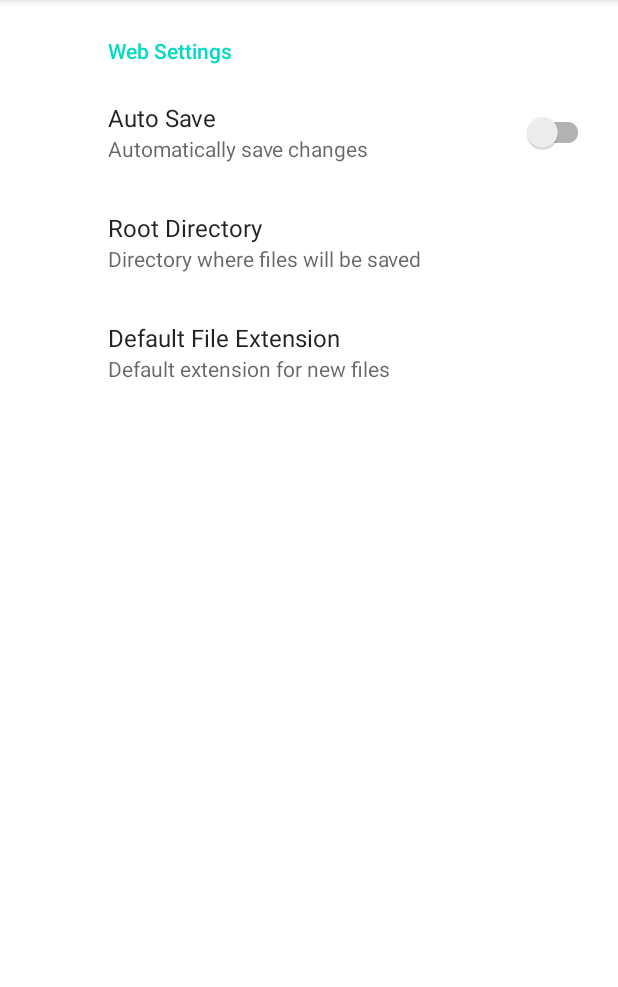
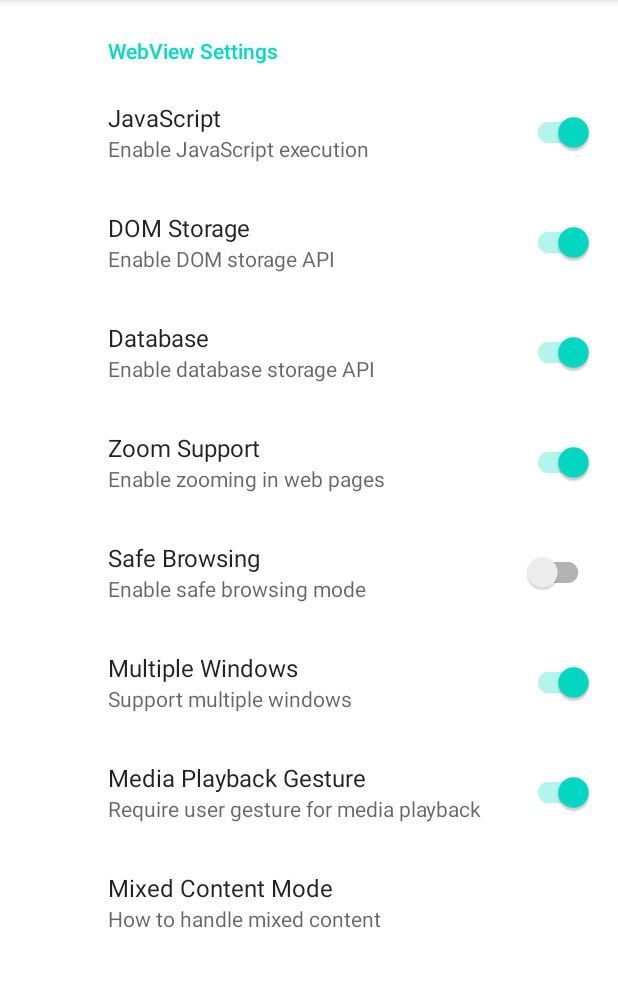
Before and after one commit to SK2006MC/Revisitv2, an Android app: the PreferenceActivity screen opened directly, with no data from a screen before it, on a phone screen of 412 x 824 dp, the part 84-1071 px from its top. Run offline under Robolectric (Android 15) with nearby library versions, the phone set to English and light mode, and no system bars; our stand-ins replace androidx.preference; network calls fail.

Commit message:
added websettings

```diff
--- a/app/src/main/res/values/arrays.xml
+++ b/app/src/main/res/values/arrays.xml
@@ -62,4 +62,16 @@
         <item>left</item>
         <item>right</item>
     </string-array>
+
+    <string-array name="mixed_content_modes">
+        <item>Always Allow</item>
+        <item>Never Allow</item>
+        <item>Compatibility Mode</item>
+    </string-array>
+
+    <string-array name="mixed_content_mode_values">
+        <item>0</item>
+        <item>1</item>
+        <item>2</item>
+    </string-array>
 </resources>
--- a/app/src/main/res/xml/websettings.xml
+++ b/app/src/main/res/xml/websettings.xml
@@ -2,28 +2,56 @@
 <PreferenceScreen xmlns:android="http://schemas.android.com/apk/res/android"
     xmlns:app="http://schemas.android.com/apk/res-auto">
 
-    <PreferenceCategory android:title="Web Settings">
+    <PreferenceCategory android:title="WebView Settings">
+        <SwitchPreferenceCompat
+            android:key="javascript_enabled"
+            android:title="JavaScript"
+            android:summary="Enable JavaScript execution"
+            android:defaultValue="true"/>
 
-		<SwitchPreferenceCompat
-            android:key="auto_save"
-            android:title="Auto Save"
-            android:summary="Automatically save changes"
+        <SwitchPreferenceCompat
+            android:key="dom_storage_enabled"
+            android:title="DOM Storage"
+            android:summary="Enable DOM storage API"
+            android:defaultValue="true"/>
+
+        <SwitchPreferenceCompat
+            android:key="database_enabled"
+            android:title="Database"
+            android:summary="Enable database storage API"
+            android:defaultValue="true"/>
+
+        <SwitchPreferenceCompat
+            android:key="support_zoom"
+            android:title="Zoom Support"
+            android:summary="Enable zooming in web pages"
+            android:defaultValue="true"/>
+
+        <SwitchPreferenceCompat
+            android:key="safe_browsing"
+            android:title="Safe Browsing"
+            android:summary="Enable safe browsing mode"
             android:defaultValue="false"/>
 
-		<EditTextPreference
-            android:key="root_path"
-            android:title="Root Directory"
-            android:summary="Directory where files will be saved"
-            android:inputType="text"
-            android:defaultValue="FastCopyPaste"/>
+        <SwitchPreferenceCompat
+            android:key="multiple_windows"
+            android:title="Multiple Windows"
+            android:summary="Support multiple windows"
+            android:defaultValue="true"/>
 
-		<ListPreference
-            android:key="file_extension"
-            android:title="Default File Extension"
-            android:summary="Default extension for new files"
-            android:entries="@array/file_extensions"
-            android:entryValues="@array/file_extensions"
-            android:defaultValue=".txt"/>
+        <SwitchPreferenceCompat
+            android:key="media_playback_gesture"
+            android:title="Media Playback Gesture"
+            android:summary="Require user gesture for media playback"
+            android:defaultValue="true"/>
+
+        <ListPreference
+            android:key="mixed_content_mode"
+            android:title="Mixed Content Mode"
+            android:summary="How to handle mixed content"
+            android:entries="@array/mixed_content_modes"
+            android:entryValues="@array/mixed_content_mode_values"
+            android:defaultValue="0"/>
 
     </PreferenceCategory>
 </PreferenceScreen>
```
Also changed, not shown: app/src/main/java/com/sk/revisit2/preferences/WebPreferenceManager.java (added, +85 -0 lines), app/src/main/java/com/sk/revisit2/webview/MyWebView.java (+25 -17 lines), app/src/main/res/layout/activity_main.xml (+15 -3 lines).
